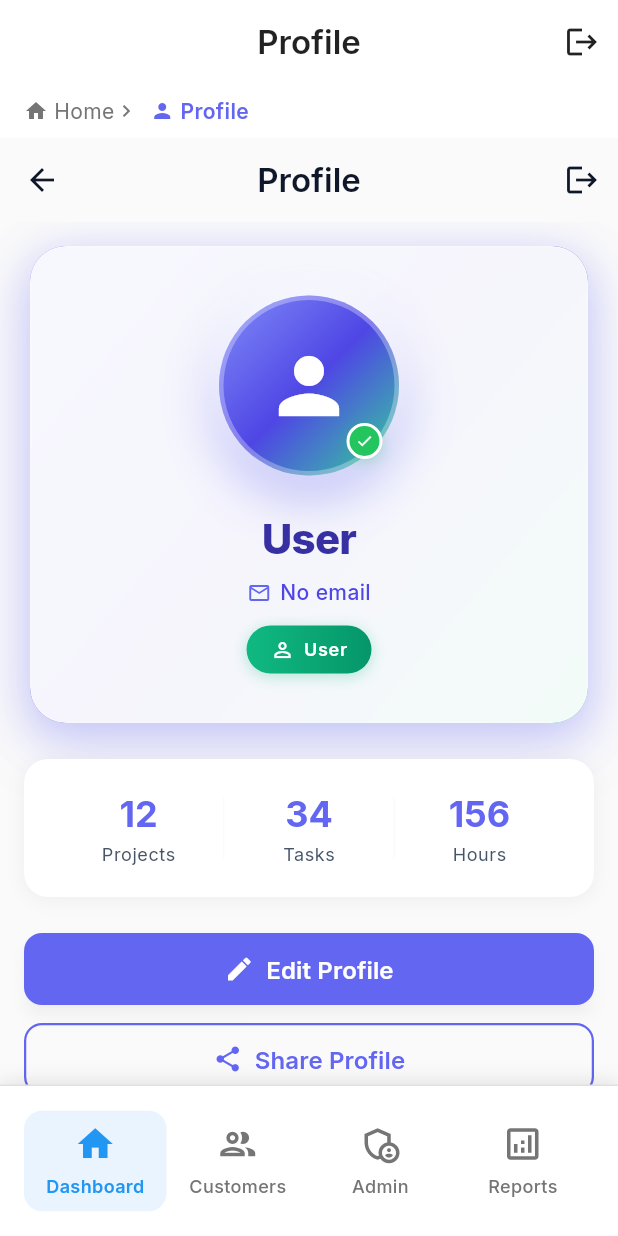
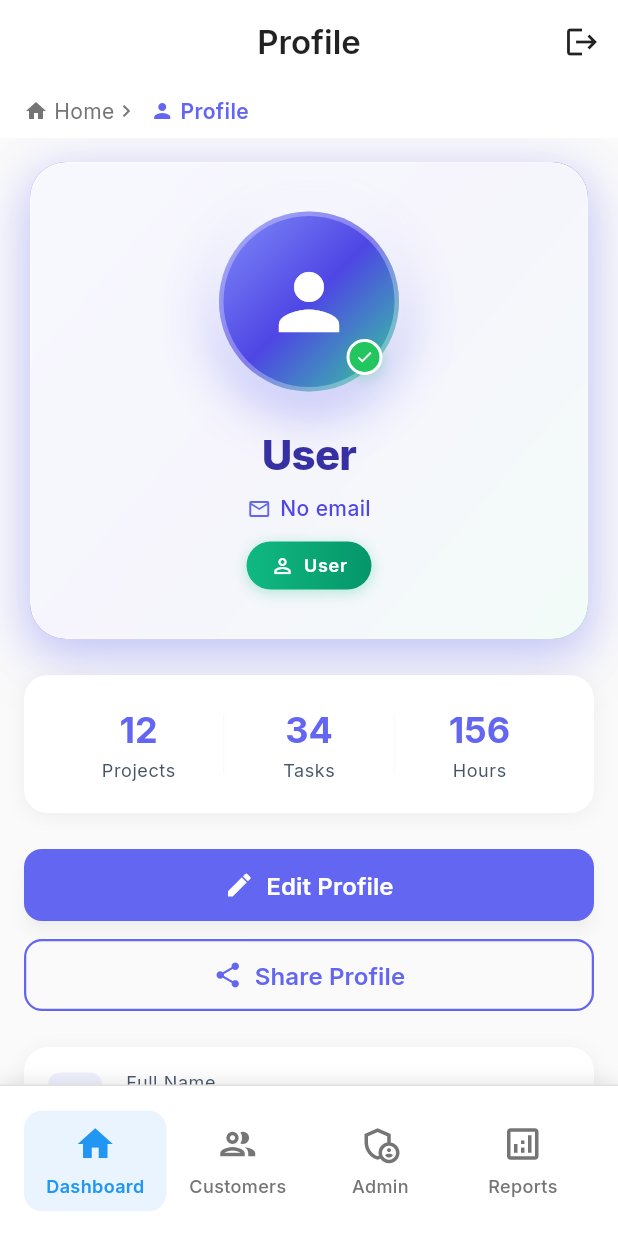
Before and after one commit to vishnupv1/hardware-store-app, a Flutter app: the ProfilePage screen opened by its route, on a phone screen of 412 x 824 dp. Run offline on Flutter 3.47's test engine with Material 3 defaults, Android fonts, the phone set to English and light mode, and no system bars; our stand-ins replace dio, go_router, google_fonts, shared_preferences; accounts and stored records are empty.

Commit message:
profile header

```diff
--- a/flutter_app/lib/features/profile/presentation/pages/profile_page.dart
+++ b/flutter_app/lib/features/profile/presentation/pages/profile_page.dart
@@ -1,6 +1,5 @@
 import 'package:flutter/material.dart';
 import 'package:provider/provider.dart';
-import 'package:go_router/go_router.dart';
 import '../../../../core/theme/app_colors.dart';
 import '../../../../shared/widgets/app_button.dart';
 import '../../../../shared/providers/auth_provider.dart';
@@ -21,30 +20,6 @@ class _ProfilePageState extends State<ProfilePage> {
 
     return Scaffold(
       backgroundColor: isDark ? AppColors.neutral900 : AppColors.background,
-      appBar: AppBar(
-        title: Text('Profile'),
-        backgroundColor: Colors.transparent,
-        elevation: 0,
-        leading: IconButton(
-          icon: Icon(Icons.arrow_back),
-          onPressed: () => context.go('/'),
-        ),
-        actions: [
-          Consumer<AuthProvider>(
-            builder: (context, authProvider, child) {
-              return IconButton(
-                icon: Icon(Icons.logout),
-                onPressed: () async {
-                  await authProvider.logout();
-                  if (context.mounted) {
-                    context.go('/login');
-                  }
-                },
-              );
-            },
-          ),
-        ],
-      ),
       body: CustomScrollView(
         slivers: [
           SliverToBoxAdapter(
```
